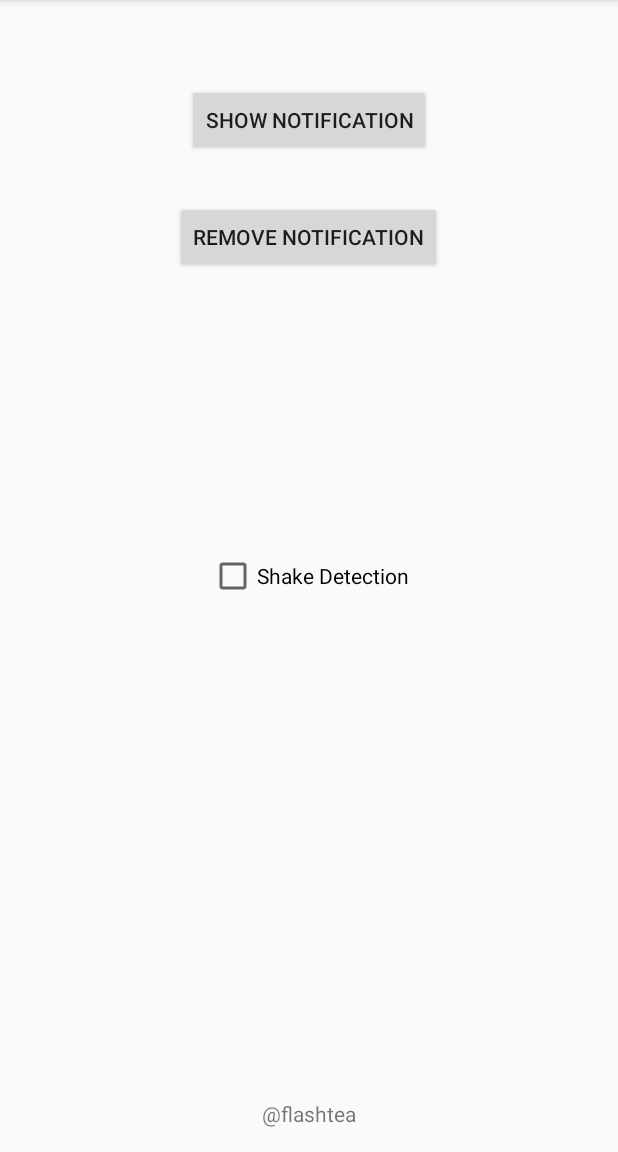
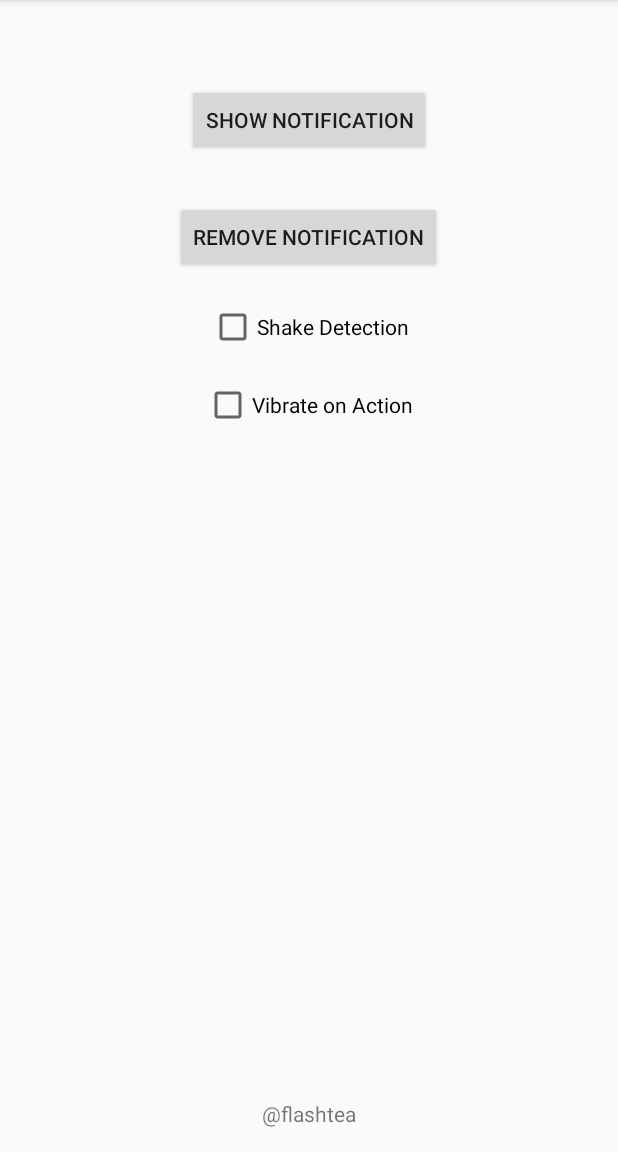
Before and after one commit to ChHofer/LockScreenCount, an Android app: the screen it shows after launch (MainActivity), after a tap on "SHOW NOTIFICATION", on a phone screen of 412 x 824 dp, the part 84-1236 px from its top. Run offline under Robolectric (Android 15) with nearby library versions, the phone set to English and light mode, and no system bars.

Commit message:
Version 1.3: Option to turn vibration on/off. Fixed crash if App is closed and reopened.

```diff
--- a/app/src/main/java/com/flashtea/lockscreencount/MainActivity.java
+++ b/app/src/main/java/com/flashtea/lockscreencount/MainActivity.java
@@ -35,12 +35,16 @@ public class MainActivity extends AppCompatActivity{
 
     Vibrator v;
     SharedPreferences sharedPreferences;
-    CheckBox checkBox;
+    CheckBox vibrateCheckBox, shakeCheckBox;
 
     BroadcastReceiver broadcastReceiverAdd = new BroadcastReceiver() {
         @Override
         public void onReceive(Context context, Intent intent) {
+            sharedPreferences = getApplicationContext().getSharedPreferences(
+                    getString(R.string.preferencekey), Context.MODE_PRIVATE);
+            count = sharedPreferences.getInt("count",0);
             count++;
+            sharedPreferences.edit().putInt("count",count).apply();
             updateNotification();
         }
     };
@@ -48,7 +52,9 @@ public class MainActivity extends AppCompatActivity{
     BroadcastReceiver broadcastReceiverReset = new BroadcastReceiver() {
         @Override
         public void onReceive(Context context, Intent intent) {
-            count=0;
+            sharedPreferences = getApplicationContext().getSharedPreferences(
+                    getString(R.string.preferencekey), Context.MODE_PRIVATE);
+            sharedPreferences.edit().putInt("count",0).apply();
             updateNotification();
         }
     };
@@ -58,13 +64,22 @@ public class MainActivity extends AppCompatActivity{
         super.onCreate(savedInstanceState);
         setContentView(R.layout.activity_main);
 
-        checkBox = (CheckBox) findViewById(R.id.shakeCheckBox);
+        shakeCheckBox = (CheckBox) findViewById(R.id.shakeCheckBox);
         sharedPreferences = getApplicationContext().getSharedPreferences(
                 getString(R.string.preferencekey), Context.MODE_PRIVATE);
         if(sharedPreferences.getBoolean("shake",false)){
-            checkBox.setChecked(true);
+            shakeCheckBox.setChecked(true);
         }else{
-            checkBox.setChecked(false);
+            shakeCheckBox.setChecked(false);
+        }
+
+        vibrateCheckBox = (CheckBox) findViewById(R.id.shakeCheckBox);
+        sharedPreferences = getApplicationContext().getSharedPreferences(
+                getString(R.string.preferencekey), Context.MODE_PRIVATE);
+        if(sharedPreferences.getBoolean("vibrate",false)){
+            vibrateCheckBox.setChecked(true);
+        }else{
+            vibrateCheckBox.setChecked(false);
         }
 
         registerReceiver(broadcastReceiverAdd, new IntentFilter("ADD_COUNT"));
@@ -100,10 +115,12 @@ public class MainActivity extends AppCompatActivity{
                     if(notificationManager!= null) {
                         if (notificationManager.getActiveNotifications().length > 0) {
                             Log.w("flashtea.log", "Shake");
+                            sharedPreferences = getApplicationContext().getSharedPreferences(
+                                    getString(R.string.preferencekey), Context.MODE_PRIVATE);
+                            count = sharedPreferences.getInt("count",0);
                             count++;
+                            sharedPreferences.edit().putInt("count",count).apply();
                             updateNotification();
-
-                            v.vibrate(300);
                         }
                     }
                 }
@@ -122,6 +139,13 @@ public class MainActivity extends AppCompatActivity{
                     sharedPreferences.edit().putBoolean("shake",true).apply();
                 }else{
                     sharedPreferences.edit().putBoolean("shake",false).apply();
+                }
+                break;
+            case R.id.vibrateCheckBox:
+                if (checked) {
+                    sharedPreferences.edit().putBoolean("vibrate",true).apply();
+                }else{
+                    sharedPreferences.edit().putBoolean("vibrate",false).apply();
                 }
                 break;
         }
@@ -143,6 +167,36 @@ public class MainActivity extends AppCompatActivity{
     }
 
     private void startNotification(){
+        updateNotification();
+    }
+
+    public void removeNotification(){
+        String ns = Context.NOTIFICATION_SERVICE;
+        notificationManager = (NotificationManager) getSystemService(ns);
+
+        notificationManager.cancelAll();
+        //notificationManager.cancel(NOTIFICATION_ID);
+    }
+
+    public static class addButtonListener extends BroadcastReceiver {
+        @Override
+        public void onReceive(Context context, Intent intent) {
+            context.sendBroadcast(new Intent("ADD_COUNT"));
+        }
+    }
+
+    public static class resetButtonListener extends BroadcastReceiver {
+        @Override
+        public void onReceive(Context context, Intent intent) {
+            context.sendBroadcast(new Intent("RESET_COUNT"));
+        }
+    }
+
+    public void updateNotification(){
+        sharedPreferences = getApplicationContext().getSharedPreferences(
+                getString(R.string.preferencekey), Context.MODE_PRIVATE);
+        count = sharedPreferences.getInt("count",0);
+
         String ns = Context.NOTIFICATION_SERVICE;
         notificationManager = (NotificationManager) getSystemService(ns);
 
@@ -181,35 +235,13 @@ public class MainActivity extends AppCompatActivity{
         notificationView.setOnClickPendingIntent(R.id.reset,
                 pendingResetIntent);
 
+        notificationView.setTextViewText(R.id.appName,String.valueOf(String.valueOf(count)));
+
         notificationManager.notify(NOTIFICATION_ID, mNotifyBuilder.build());
-    }
 
-    public void removeNotification(){
-        notificationManager.cancelAll();
-        //notificationManager.cancel(NOTIFICATION_ID);
-    }
-
-    public static class addButtonListener extends BroadcastReceiver {
-        @Override
-        public void onReceive(Context context, Intent intent) {
-            context.sendBroadcast(new Intent("ADD_COUNT"));
+        if(sharedPreferences.getBoolean("vibrate",false)){
+            v.vibrate(100);
         }
-    }
-
-    public static class resetButtonListener extends BroadcastReceiver {
-        @Override
-        public void onReceive(Context context, Intent intent) {
-            context.sendBroadcast(new Intent("RESET_COUNT"));
-        }
-    }
-
-    public void updateNotification(){
-        notificationView.setTextViewText(R.id.appName,String.valueOf(count));
-        mNotifyBuilder.setContent(notificationView);
-
-        // Because the ID remains unchanged, the existing notification is
-        // updated.
-        notificationManager.notify(NOTIFICATION_ID, mNotifyBuilder.build());
     }
 
 
--- a/app/src/main/res/layout/activity_main.xml
+++ b/app/src/main/res/layout/activity_main.xml
@@ -35,12 +35,26 @@
         android:text="\@flashtea"/>
 
     <CheckBox
+    android:layout_width="wrap_content"
+    android:layout_height="wrap_content"
+    android:text="Shake Detection"
+    android:id="@+id/shakeCheckBox"
+    android:layout_centerVertical="true"
+    android:layout_centerHorizontal="true"
+    android:checked="false"
+    android:onClick="onCheckboxClicked"
+    android:layout_below="@+id/remove_notification_button"
+        android:layout_marginTop="20dp"/>
+
+    <CheckBox
         android:layout_width="wrap_content"
         android:layout_height="wrap_content"
-        android:text="Shake Detection"
-        android:id="@+id/shakeCheckBox"
+        android:text="Vibrate on Action"
+        android:id="@+id/vibrateCheckBox"
         android:layout_centerVertical="true"
         android:layout_centerHorizontal="true"
         android:checked="false"
-        android:onClick="onCheckboxClicked"/>
+        android:onClick="onCheckboxClicked"
+        android:layout_below="@+id/shakeCheckBox"
+        android:layout_marginTop="20dp"/>
 </RelativeLayout>
```
